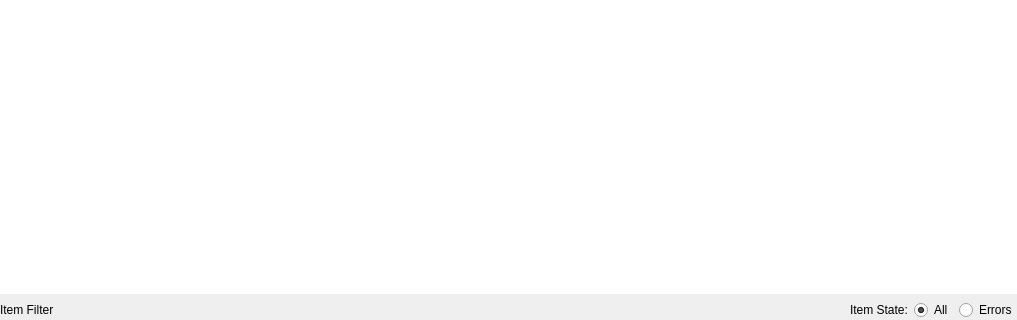
Before: the Qt Designer form Include/iqtfpf/CHotfolderGuiComp.ui in naskin-gmg/AcfSln, drawn with Qt 5; both pictures show x 0 to 1017 and y 712 to 1032 of the 1017 by 1032 pixel window.
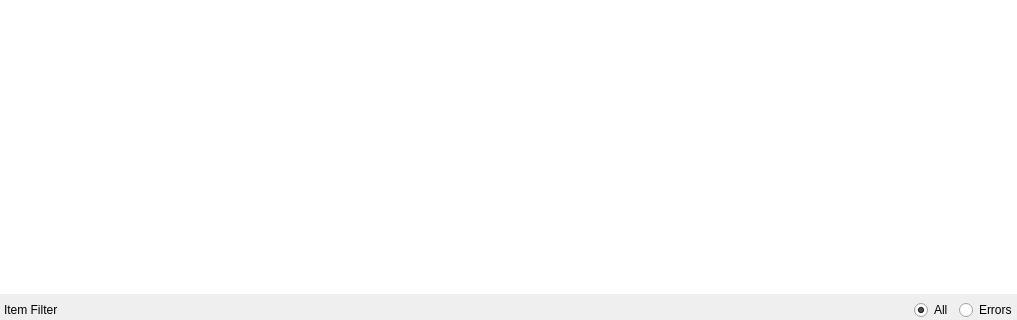
After: the same form once the commit is applied.

```diff
--- a/Include/iqtfpf/CHotfolderGuiComp.ui
+++ b/Include/iqtfpf/CHotfolderGuiComp.ui
@@ -117,7 +117,16 @@
       <enum>QFrame::Raised</enum>
      </property>
      <layout class="QHBoxLayout" name="horizontalLayout">
-      <property name="margin">
+      <property name="leftMargin">
+       <number>4</number>
+      </property>
+      <property name="topMargin">
+       <number>0</number>
+      </property>
+      <property name="rightMargin">
+       <number>0</number>
+      </property>
+      <property name="bottomMargin">
        <number>0</number>
       </property>
       <item>
@@ -151,13 +160,6 @@
         </layout>
        </widget>
       </item>
-      <item>
-       <widget class="QLabel" name="label_2">
-        <property name="text">
-         <string>Item State:</string>
-        </property>
-       </widget>
-      </item>
       <item>
        <widget class="QRadioButton" name="AllRadio">
         <property name="text">
```
